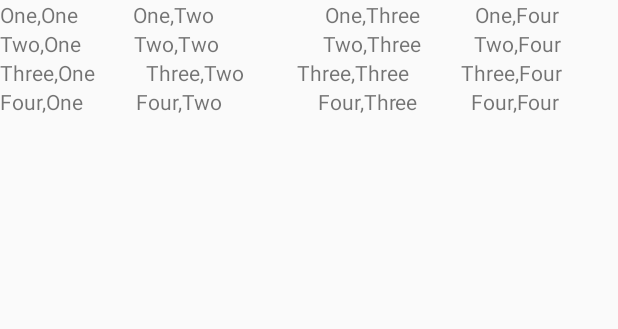
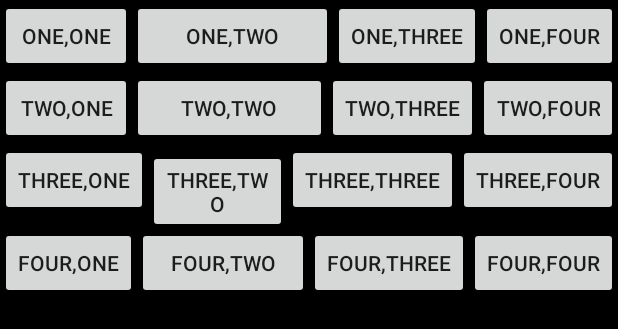
Before and after one commit to fjnuse/Android, an Android app: the layout activity_main.xml on its own in the app's theme, with its tools: preview values and no code run, on a phone screen of 412 x 824 dp. Shown: the top 329 px of the screen. Run offline under Robolectric (Android 15) with nearby library versions, the phone set to English and light mode, and no system bars.

Commit message:
Update activity_main.xml

```diff
--- a/Applicationtest/app/src/main/res/layout/activity_main.xml
+++ b/Applicationtest/app/src/main/res/layout/activity_main.xml
@@ -1,149 +1,112 @@
 <?xml version="1.0" encoding="utf-8"?>
+<LinearLayout xmlns:android="http://schemas.android.com/apk/res/android"
+    android:orientation="vertical"
+    android:layout_width="match_parent"
+    android:layout_height="match_parent"
+    android:background="#000000">
+    <LinearLayout
+        android:layout_height="wrap_content"
+        android:layout_width="match_parent">
 
-<LinearLayout xmlns:android="http://schemas.android.com/apk/res/android"
-    xmlns:tools="http://schemas.android.com/tools"
-    android:layout_width="409dp"
-    android:layout_height="729dp"
-    android:background="#001D1919"
-    android:orientation="vertical"
-    tools:layout_editor_absoluteX="1dp"
-    tools:layout_editor_absoluteY="1dp">
+        <Button
+            android:text="One,One"
+            android:layout_height="wrap_content"
+            android:layout_width="wrap_content" />
+
+        <Button
+            android:text="One,Two"
+            android:layout_height="wrap_content"
+            android:layout_width="wrap_content"
+            android:layout_weight="1" />
+
+        <Button
+            android:text="One,Three"
+            android:layout_height="wrap_content"
+            android:layout_width="wrap_content" />
+
+        <Button
+            android:text="One,Four"
+            android:layout_height="wrap_content"
+            android:layout_width="wrap_content" />
+    </LinearLayout>
 
     <LinearLayout
-        android:layout_width="match_parent"
         android:layout_height="wrap_content"
-        android:orientation="horizontal">
+        android:layout_width="match_parent">
 
-        <TextView
+        <Button
+            android:text="Two,One"
+            android:layout_height="wrap_content"
+            android:layout_width="wrap_content" />
 
+        <Button
+            android:text="Two,Two"
+            android:layout_height="wrap_content"
             android:layout_width="wrap_content"
+            android:layout_weight="1" />
+
+        <Button
+            android:text="Two,Three"
             android:layout_height="wrap_content"
-            android:layout_weight="1"
-            android:text="One,One" />
+            android:layout_width="wrap_content" />
 
-        <TextView
+        <Button
+            android:text="Two,Four"
+            android:layout_height="wrap_content"
+            android:layout_width="wrap_content" />
+    </LinearLayout>
 
+    <LinearLayout
+        android:layout_height="wrap_content"
+        android:layout_width="match_parent">
+
+        <Button
+            android:text="Three,One"
+            android:layout_height="wrap_content"
+            android:layout_width="wrap_content" />
+
+        <Button
+            android:text="Three,Two"
+            android:layout_height="wrap_content"
             android:layout_width="wrap_content"
+            android:layout_weight="1" />
+
+        <Button
+            android:text="Three,Three"
             android:layout_height="wrap_content"
-            android:layout_weight="2"
-            android:text="One,Two" />
+            android:layout_width="wrap_content" />
 
-        <TextView
-
-            android:layout_width="wrap_content"
+        <Button
+            android:text="Three,Four"
             android:layout_height="wrap_content"
-            android:layout_weight="1"
-            android:text="One,Three" />
-
-        <TextView
-
-            android:layout_width="wrap_content"
-            android:layout_height="wrap_content"
-            android:layout_weight="1"
-            android:text="One,Four" />
+            android:layout_width="wrap_content" />
 
     </LinearLayout>
 
     <LinearLayout
-        android:layout_width="match_parent"
         android:layout_height="wrap_content"
-        android:orientation="horizontal">
+        android:layout_width="match_parent">
 
-        <TextView
+        <Button
+            android:text="Four,One"
+            android:layout_height="wrap_content"
+            android:layout_width="wrap_content" />
 
+        <Button
+            android:text="Four,Two"
+            android:layout_height="wrap_content"
             android:layout_width="wrap_content"
+            android:layout_weight="1" />
+
+        <Button
+            android:text="Four,Three"
             android:layout_height="wrap_content"
-            android:layout_weight="1"
-            android:text="Two,One" />
+            android:layout_width="wrap_content" />
 
-        <TextView
+        <Button
+            android:text="Four,Four"
+            android:layout_height="wrap_content"
+            android:layout_width="wrap_content" />
 
-            android:layout_width="wrap_content"
-            android:layout_height="wrap_content"
-            android:layout_weight="2"
-            android:text="Two,Two" />
-
-        <TextView
-
-            android:layout_width="wrap_content"
-            android:layout_height="wrap_content"
-            android:layout_weight="1"
-            android:text="Two,Three" />
-
-        <TextView
-
-            android:layout_width="wrap_content"
-            android:layout_height="wrap_content"
-            android:layout_weight="1"
-            android:text="Two,Four" />
     </LinearLayout>
-
-    <LinearLayout
-        android:layout_width="match_parent"
-        android:layout_height="wrap_content"
-        android:orientation="horizontal">
-
-        <TextView
-
-            android:layout_width="wrap_content"
-            android:layout_height="wrap_content"
-            android:layout_weight="1.6"
-            android:text="Three,One" />
-
-        <TextView
-
-            android:layout_width="wrap_content"
-            android:layout_height="wrap_content"
-            android:layout_weight="1.6"
-            android:text="Three,Two" />
-
-        <TextView
-
-            android:layout_width="wrap_content"
-            android:layout_height="wrap_content"
-            android:layout_weight="1.6"
-            android:text="Three,Three" />
-
-        <TextView
-
-            android:layout_width="wrap_content"
-            android:layout_height="wrap_content"
-            android:layout_weight="1.6"
-            android:text="Three,Four" />
-    </LinearLayout>
-
-    <LinearLayout
-        android:layout_width="match_parent"
-        android:layout_height="wrap_content"
-        android:orientation="horizontal">
-
-        <TextView
-
-            android:layout_width="wrap_content"
-            android:layout_height="wrap_content"
-            android:layout_weight="1"
-            android:text="Four,One" />
-
-        <TextView
-
-            android:layout_width="wrap_content"
-            android:layout_height="wrap_content"
-            android:layout_weight="1.8"
-            android:text="Four,Two" />
-
-        <TextView
-
-            android:layout_width="wrap_content"
-            android:layout_height="wrap_content"
-            android:layout_weight="1"
-            android:text="Four,Three" />
-
-        <TextView
-
-            android:layout_width="wrap_content"
-            android:layout_height="wrap_content"
-            android:layout_weight="1"
-            android:text="Four,Four" />
-    </LinearLayout>
-
 </LinearLayout>
```
